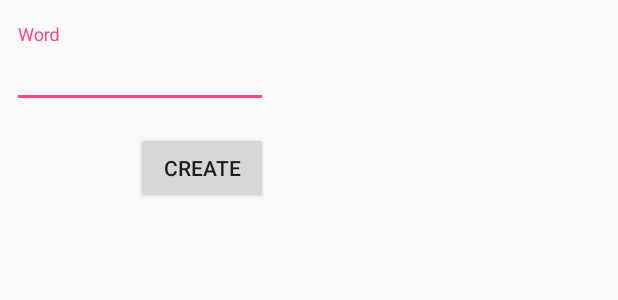
After one commit to koji-1009/DBSearch, an Android app: the layout dialog_add_word.xml on its own in the app's theme, with its tools: preview values and no code run, on a phone screen of 412 x 824 dp. The commit adds this screen. Shown: the top 300 px of the screen. Run offline under Robolectric (Android 15) with nearby library versions, the phone set to English and light mode, and no system bars.

Commit message:
Add add word func and modify code

```diff
--- a/app/src/main/java/com/app/dr1009/dbsearch/FragmentModule.kt
+++ b/app/src/main/java/com/app/dr1009/dbsearch/FragmentModule.kt
@@ -8,4 +8,7 @@ internal abstract class FragmentModule {
 
     @ContributesAndroidInjector(modules = [MainModule::class])
     internal abstract fun contributesMainActivityFragment(): MainActivityFragment
+
+    @ContributesAndroidInjector(modules = [MainModule::class])
+    internal abstract fun contributesAppWordDialog(): AddWordDialog
 }
--- a/app/src/main/java/com/app/dr1009/dbsearch/MainActivity.kt
+++ b/app/src/main/java/com/app/dr1009/dbsearch/MainActivity.kt
@@ -23,9 +23,9 @@ class MainActivity : DaggerAppCompatActivity() {
         binding.setLifecycleOwner(this)
         binding.viewModel = viewModel
 
-        binding.fab.setOnClickListener { view ->
-            Snackbar.make(view, "Replace with your own action", Snackbar.LENGTH_LONG)
-                    .setAction("Action", null).show()
+        binding.fab.setOnClickListener {
+            val dialog = AddWordDialog()
+            dialog.show(supportFragmentManager, "dialog")
         }
     }
 }
--- a/app/src/main/java/com/app/dr1009/dbsearch/db/WordDao.kt
+++ b/app/src/main/java/com/app/dr1009/dbsearch/db/WordDao.kt
@@ -15,6 +15,6 @@ interface WordDao {
     @Query("SELECT * FROM Word")
     fun allLoad(): LiveData<List<Word>>
 
-    @Query("SELECT * FROM WORD WHERE word LIKE :word")
+    @Query("SELECT * FROM Word WHERE word LIKE :word")
     fun loadSelect(word: String): LiveData<List<Word>>
 }
--- a/app/src/main/java/com/app/dr1009/dbsearch/entity/Word.kt
+++ b/app/src/main/java/com/app/dr1009/dbsearch/entity/Word.kt
@@ -6,5 +6,5 @@ import android.arch.persistence.room.PrimaryKey
 @Entity
 data class Word(
         @PrimaryKey(autoGenerate = true)
-        val id: Int = 0,
+        var id: Int = 0,
         val word: String)
--- a/app/src/main/res/layout/activity_main.xml
+++ b/app/src/main/res/layout/activity_main.xml
@@ -29,9 +29,9 @@
 
                 <android.support.design.widget.TextInputLayout
                     android:layout_width="wrap_content"
-                    android:paddingStart="16dp"
+                    android:layout_height="wrap_content"
                     android:paddingEnd="16dp"
-                    android:layout_height="wrap_content">
+                    android:paddingStart="16dp">
 
                     <android.support.design.widget.TextInputEditText
                         android:layout_width="wrap_content"
--- /dev/null
+++ b/app/src/main/res/layout/dialog_add_word.xml
@@ -0,0 +1,43 @@
+<?xml version="1.0" encoding="utf-8"?>
+<android.support.constraint.ConstraintLayout xmlns:android="http://schemas.android.com/apk/res/android"
+    xmlns:app="http://schemas.android.com/apk/res-auto"
+    android:layout_width="wrap_content"
+    android:layout_height="wrap_content">
+
+    <android.support.design.widget.TextInputLayout
+        android:id="@+id/edit_layout"
+        android:layout_width="wrap_content"
+        android:layout_height="wrap_content"
+        android:layout_marginBottom="8dp"
+        android:layout_marginEnd="8dp"
+        android:layout_marginStart="8dp"
+        android:layout_marginTop="16dp"
+        app:layout_constraintBottom_toTopOf="@+id/button_ok"
+        app:layout_constraintEnd_toEndOf="parent"
+        app:layout_constraintStart_toStartOf="parent"
+        app:layout_constraintTop_toTopOf="parent">
+
+        <android.support.design.widget.TextInputEditText
+            android:id="@+id/edit_text"
+            android:layout_width="wrap_content"
+            android:layout_height="wrap_content"
+            android:ems="8"
+            android:hint="@string/word" />
+    </android.support.design.widget.TextInputLayout>
+
+    <Button
+        android:id="@+id/button_ok"
+        android:layout_width="wrap_content"
+        android:layout_height="wrap_content"
+        android:layout_marginBottom="8dp"
+        android:layout_marginEnd="8dp"
+        android:layout_marginStart="8dp"
+        android:layout_marginTop="8dp"
+        android:text="@string/create"
+        app:layout_constraintBottom_toBottomOf="parent"
+        app:layout_constraintEnd_toEndOf="parent"
+        app:layout_constraintHorizontal_bias="1.0"
+        app:layout_constraintStart_toStartOf="parent"
+        app:layout_constraintTop_toBottomOf="@+id/edit_layout" />
+
+</android.support.constraint.ConstraintLayout>
--- a/app/src/main/res/values/strings.xml
+++ b/app/src/main/res/values/strings.xml
@@ -1,3 +1,5 @@
 <resources>
     <string name="app_name">DBSearch</string>
+    <string name="word">Word</string>
+    <string name="create">Create</string>
 </resources>
```
Also changed, not shown: app/src/main/java/com/app/dr1009/dbsearch/AddWordDialog.kt (added, +32 -0 lines), app/src/main/java/com/app/dr1009/dbsearch/MainActivityFragment.kt (+10 -14 lines), app/src/main/java/com/app/dr1009/dbsearch/MainViewModel.kt (+11 -4 lines), app/src/main/java/com/app/dr1009/dbsearch/WordListAdapter.kt (+13 -11 lines), app/src/main/res/layout/card_layout.xml (+10 -5 lines), app/src/main/res/layout/fragment_main.xml (+3 -13 lines).
